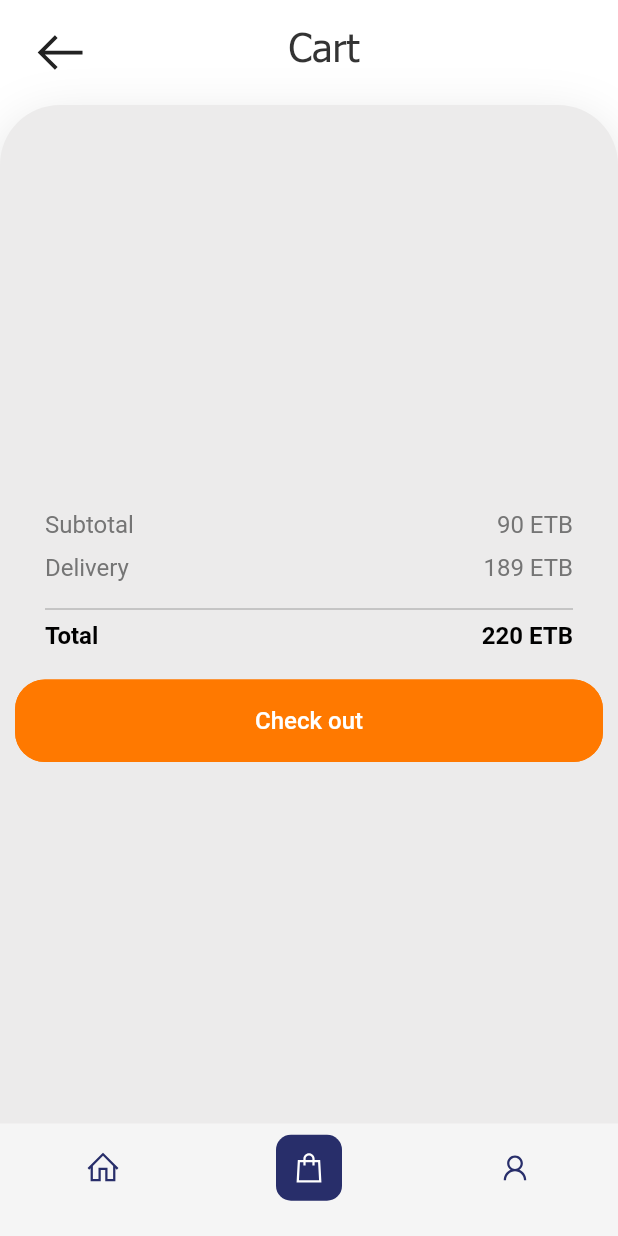
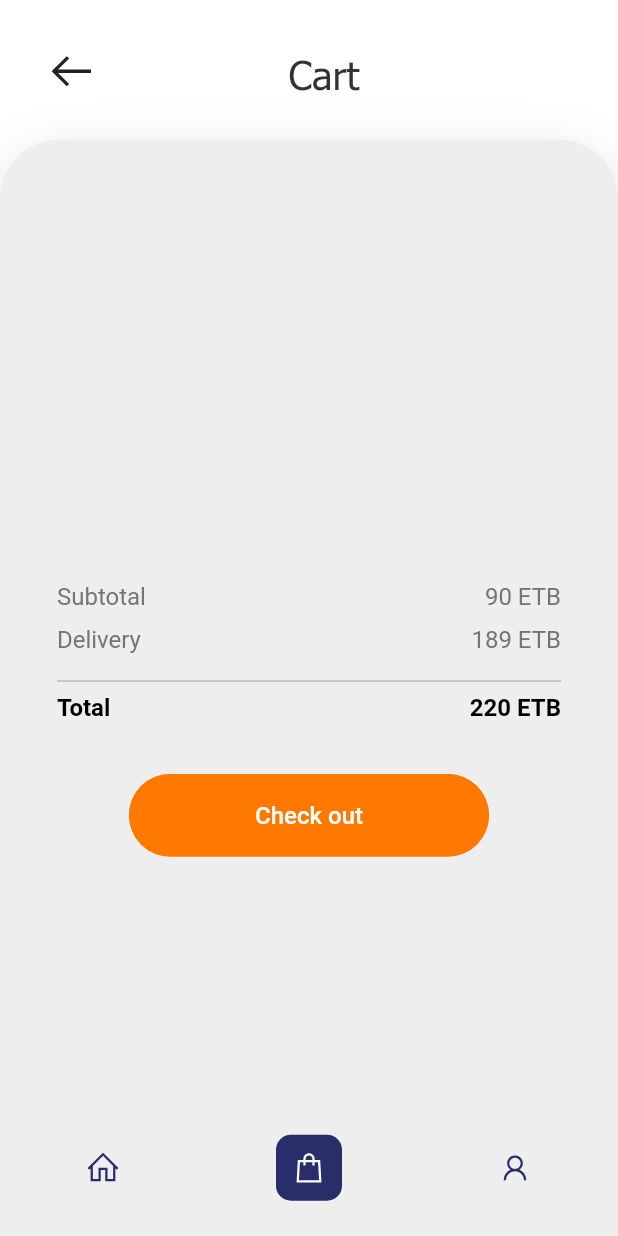
Before and after one commit to Goosh-Delivery/Goosh-Delivery-app, a Flutter app: the screen it shows after launch, item 2 of the bottom bar chosen, on a phone screen of 412 x 824 dp. Run offline on Flutter 3.47's test engine with Material 2 defaults, Android fonts, the phone set to English and light mode, and no system bars; our stand-ins replace cloud_firestore, firebase_core, line_icons; missing offline and left inert: cloud_firestore_web, firebase_core_web, floating_navbar; accounts and stored records are empty; network calls fail.

Commit message:
changed cart cart

```diff
--- a/lib/main.dart
+++ b/lib/main.dart
@@ -66,7 +66,7 @@ class _MyAppState extends State<MyApp> {
       ),
       home: SafeArea(
         child: Scaffold(
-          backgroundColor: Colors.grey[100],
+          backgroundColor: Colors.grey[200],
           body: Center(
             child: _widgetOptions.elementAt(_selectedIndex),
           ),
@@ -124,40 +124,13 @@ class _MyAppState extends State<MyApp> {
                 ),
               ],
               currentIndex: _selectedIndex,
-              backgroundColor: Colors.grey[100],
+              backgroundColor: Colors.grey[200],
               elevation: 0,
               selectedItemColor: Colors.amber[800],
               onTap: _onItemTapped,
             ),
           ),
-          // body: SafeArea(
-          // child: FloatingNavBar(
-          // unselectedIconColor: Colors.white,
-          // color: Colors.white,
-          // selectedIconColor: secondaryColor,
-          // hapticFeedback: false,
-          // showTitle: false,
-          // horizontalPadding: 20,
-          // cardWidth: 100,
-          // items: [
-          // FloatingNavBarItem(
-          //   iconData: LineIcons.home,
-          //   title: '',
-          //   page: Home(),
-          // ),
-          // FloatingNavBarItem(
-          //   iconData: LineIcons.shoppingBag,
-          //   title: '',
-          //   page: CartView(),
-          // ),
-          // FloatingNavBarItem(
-          //   iconData: LineIcons.user,
-          //   title: '',
-          //   page: Profile(),
-          // )
-          // ],
-          // ),
-          // ),
+
         ),
       ),
     );
--- a/lib/pages/cart/NumericStepAmountButton.dart
+++ b/lib/pages/cart/NumericStepAmountButton.dart
@@ -32,7 +32,7 @@ class _NumericStepButtonState extends State<NumericStepAmountButton> {
         children: [
           Container(
             width: 25,
-            height: 30,
+            height: 20,
             decoration: BoxDecoration(
               color: secondaryColor,
               borderRadius: BorderRadius.only(
--- a/lib/pages/cart/cart.dart
+++ b/lib/pages/cart/cart.dart
@@ -20,7 +20,8 @@ class _CartViewState extends State<CartView> {
     final uid = "12";
     double price = 0;
     return SafeArea(
-      child: SingleChildScrollView(
+      child: Scaffold(
+        body: SingleChildScrollView(
           child: Container(
             height: MediaQuery.of(context).size.height,
             color: Colors.white,
@@ -30,8 +31,8 @@ class _CartViewState extends State<CartView> {
                 Container(
                   padding: EdgeInsets.only(
                     left: 20,
-                  top: 15,
-                  bottom: 15,
+                    top: 30,
+                    bottom: 23,
                   ),
                   child: Stack(
                     alignment: FractionalOffset.topLeft,
@@ -40,14 +41,17 @@ class _CartViewState extends State<CartView> {
                         onTap: () {
                           _returnHome(context);
                         },
+                        child: Padding(
+                          padding: const EdgeInsets.only(left: 10),
                           child: Icon(
                             LineIcons.arrowLeft,
-                        size: 40,
+                            size: 35,
+                          ),
                         ),
                       ),
                       Container(
                         alignment: Alignment.center,
-                      padding: EdgeInsets.only(bottom: 5),
+                        padding: EdgeInsets.only(bottom: 5, top: 4),
                         child: Text(
                           "Cart",
                           style: TextStyle(
@@ -64,10 +68,10 @@ class _CartViewState extends State<CartView> {
                 ),
                 Expanded(
                   child: Container(
-                  padding: EdgeInsets.symmetric(vertical: 20, horizontal: 10),
+                    padding: EdgeInsets.symmetric(vertical: 20, horizontal: 8),
                     width: MediaQuery.of(context).size.width,
                     decoration: BoxDecoration(
-                    color: Color(0xffecebeb),
+                      color: Colors.grey[200],
                       boxShadow: shadowList,
                       borderRadius: BorderRadius.only(
                           topLeft: Radius.circular(40),
@@ -76,8 +80,7 @@ class _CartViewState extends State<CartView> {
                     child: Column(
                       children: [
                         Container(
-                        padding: EdgeInsets.zero,
-                        height: 250,
+                          height: 260,
                           child: StreamBuilder(
                               stream: FirebaseFirestore.instance
                                   .collection("Cart")
@@ -122,7 +125,7 @@ class _CartViewState extends State<CartView> {
                         ),
                         Padding(
                           padding: const EdgeInsets.symmetric(
-                            horizontal: 20, vertical: 0),
+                              horizontal: 30, vertical: 15),
                           child: Column(
                             children: [
                               Row(
@@ -204,7 +207,7 @@ class _CartViewState extends State<CartView> {
                             _payment(context);
                           },
                           child: Container(
-                            width: MediaQuery.of(context).size.width,
+                              width: 200,
                               alignment: Alignment.center,
                               child: Text(
                                 "Check out",
@@ -216,7 +219,7 @@ class _CartViewState extends State<CartView> {
                               shape: MaterialStateProperty.all<
                                       RoundedRectangleBorder>(
                                   RoundedRectangleBorder(
-                                    borderRadius: BorderRadius.circular(20),
+                                      borderRadius: BorderRadius.circular(35),
                                       side: BorderSide(color: secondaryColor))),
                               backgroundColor: MaterialStateProperty.all<Color>(
                                   secondaryColor),
@@ -226,7 +229,7 @@ class _CartViewState extends State<CartView> {
                                   MaterialStateProperty.all<EdgeInsetsGeometry>(
                                       EdgeInsets.symmetric(
                                 vertical: 18,
-                              horizontal: 100,
+                                horizontal: 20,
                               ))),
                         ),
                       ],
@@ -234,6 +237,7 @@ class _CartViewState extends State<CartView> {
                   ),
                 )
               ],
+            ),
           ),
         ),
       ),
--- a/lib/pages/home/food_category_list.dart
+++ b/lib/pages/home/food_category_list.dart
@@ -28,7 +28,7 @@ class _FoodCategoryListState extends State<FoodCategoryList> {
               itemCount: snapshot.data.docs.length,
               itemBuilder: (context, index) {
                 Color selectedContainer = grey;
-                Color selectedText = Colors.black;
+                Color selectedText = Colors.grey[800];
                 return InkWell(
                   onTap: () {
                     print("Change Food Category");
--- a/lib/pages/home/home.dart
+++ b/lib/pages/home/home.dart
@@ -65,7 +65,9 @@ class Home extends StatelessWidget {
                 // child:
               ),
             ),
-            SizedBox(height: 20,),
+            SizedBox(
+              height: 20,
+            ),
             HeadTitle("Near By"),
             NearByFoodCard(foods, 0),
             SizedBox(
--- a/lib/pages/home/nearby_food_card.dart
+++ b/lib/pages/home/nearby_food_card.dart
@@ -26,7 +26,7 @@ class NearByFoodCard extends StatelessWidget {
                   margin:
                       EdgeInsets.only(top: 10, left: 15, bottom: 5, right: 30),
                   padding: EdgeInsets.only(
-                      left: 150, top: 15, bottom: 25, right: 25),
+                      left: 140, top: 15, bottom: 25, right: 25),
                   decoration: BoxDecoration(
                       color: Colors.white,
                       boxShadow: shadowList,
```
Also changed, not shown: lib/pages/cart/cart_food_card.dart (+92 -38 lines), lib/pages/home/food_card.dart (+2 -5 lines), 1 other file. Lines whose indentation alone changed are shown as unchanged.
